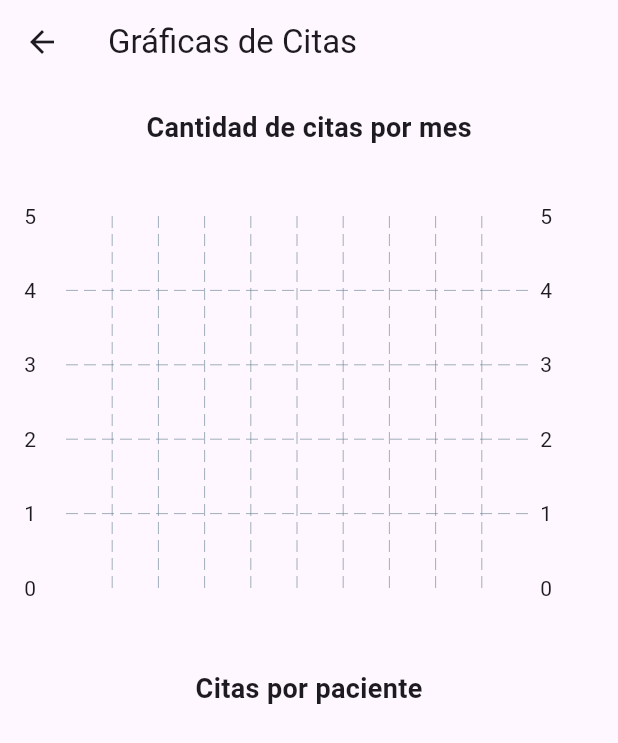
After one commit to Joseph321123/Doctor_Appointment_App, a Flutter app: the GraphicsPage screen opened directly, on a phone screen of 412 x 824 dp. The commit adds this screen. Shown: the top 743 px of the screen. Run offline on Flutter 3.47's test engine with Material 3 defaults, Android fonts, the phone set to English and light mode, and no system bars; drawn by our look-alikes of fl_chart; our stand-ins replace cloud_firestore, firebase_auth, firebase_core; accounts and stored records are empty.

Commit message:
graphics_page separado del dashboard_page

```diff
--- /dev/null
+++ b/doctor_appointment_app/lib/graphics_page.dart
@@ -0,0 +1,223 @@
+// graphics_page.dart
+import 'package:flutter/material.dart';
+import 'package:cloud_firestore/cloud_firestore.dart';
+import 'package:fl_chart/fl_chart.dart';
+import 'package:intl/intl.dart';
+
+class GraphicsPage extends StatefulWidget {
+  const GraphicsPage({super.key});
+
+  @override
+  State<GraphicsPage> createState() => _GraphicsPageState();
+}
+
+class _GraphicsPageState extends State<GraphicsPage> {
+  final FirebaseFirestore _firestore = FirebaseFirestore.instance;
+
+  @override
+  Widget build(BuildContext context) {
+    return Scaffold(
+      appBar: AppBar(title: const Text("Gráficas de Citas")),
+      body: Padding(
+        padding: const EdgeInsets.all(16.0),
+        child: SingleChildScrollView(
+          child: Column(
+            children: [
+              const Text(
+                "Cantidad de citas por mes",
+                style: TextStyle(fontSize: 18, fontWeight: FontWeight.bold),
+              ),
+              const SizedBox(height: 16),
+              _buildBarChart(),
+              const SizedBox(height: 32),
+              const Text(
+                "Citas por paciente",
+                style: TextStyle(fontSize: 18, fontWeight: FontWeight.bold),
+              ),
+              const SizedBox(height: 16),
+              _buildPieChart(),
+            ],
+          ),
+        ),
+      ),
+    );
+  }
+
+  // GRÁFICA DE BARRAS
+  Widget _buildBarChart() {
+    return StreamBuilder<QuerySnapshot>(
+      stream: _firestore.collection('citas').snapshots(),
+      builder: (context, snapshot) {
+        if (!snapshot.hasData) {
+          return const Center(child: CircularProgressIndicator());
+        }
+
+        // Contar citas por mes/año
+        Map<String, int> citasPorMes = {};
+
+        for (var doc in snapshot.data!.docs) {
+          final timestamp = doc['creadoEn'] as Timestamp?;
+          if (timestamp == null) continue;
+          final date = timestamp.toDate();
+          final mesAnio = DateFormat('MMM yyyy').format(date);
+
+          if (citasPorMes.containsKey(mesAnio)) {
+            citasPorMes[mesAnio] = citasPorMes[mesAnio]! + 1;
+          } else {
+            citasPorMes[mesAnio] = 1;
+          }
+        }
+
+        final mesKeys = citasPorMes.keys.toList();
+        final barGroups = <BarChartGroupData>[];
+
+        for (int i = 0; i < mesKeys.length; i++) {
+          barGroups.add(
+            BarChartGroupData(
+              x: i,
+              barRods: [
+                BarChartRodData(
+                  toY: citasPorMes[mesKeys[i]]!.toDouble(),
+                  color: Colors.blue,
+                  width: 20,
+                  borderRadius: BorderRadius.circular(4),
+                ),
+              ],
+            ),
+          );
+        }
+
+        return SizedBox(
+          height: 300,
+          child: BarChart(
+            BarChartData(
+              alignment: BarChartAlignment.spaceAround,
+              maxY: (citasPorMes.values.isEmpty)
+                  ? 5
+                  : (citasPorMes.values.reduce((a, b) => a > b ? a : b) + 2)
+                        .toDouble(),
+              barGroups: barGroups,
+              titlesData: FlTitlesData(
+                leftTitles: AxisTitles(
+                  sideTitles: SideTitles(
+                    showTitles: true,
+                    reservedSize: 28,
+                    getTitlesWidget: (value, meta) {
+                      return Text(value.toInt().toString());
+                    },
+                  ),
+                ),
+                bottomTitles: AxisTitles(
+                  sideTitles: SideTitles(
+                    showTitles: true,
+                    getTitlesWidget: (value, meta) {
+                      final index = value.toInt();
+                      if (index < 0 || index >= mesKeys.length)
+                        return const Text('');
+                      return Text(
+                        mesKeys[index],
+                        style: const TextStyle(fontSize: 10),
+                      );
+                    },
+                  ),
+                ),
+              ),
+              borderData: FlBorderData(show: false),
+            ),
+          ),
+        );
+      },
+    );
+  }
+
+  // GRÁFICA DE PASTEL
+  Widget _buildPieChart() {
+    return StreamBuilder<QuerySnapshot>(
+      stream: _firestore.collection('citas').snapshots(),
+      builder: (context, snapshot) {
+        if (!snapshot.hasData)
+          return const Center(child: CircularProgressIndicator());
+
+        final docs = snapshot.data!.docs;
+
+        return FutureBuilder<List<String>>(
+          future: Future.wait(
+            docs.map((doc) async {
+              String nombre = doc['nombreUsuario'] ?? '';
+
+              // Si nombreUsuario está vacío, buscamos en la colección usuarios
+              if (nombre.isEmpty && doc['userId'] != null) {
+                final userDoc = await _firestore
+                    .collection('usuarios')
+                    .doc(doc['userId'])
+                    .get();
+                nombre = userDoc.data()?['nombre'] ?? 'Sin nombre';
+              }
+
+              return nombre;
+            }).toList(),
+          ),
+          builder: (context, snapshotNombres) {
+            if (!snapshotNombres.hasData)
+              return const Center(child: CircularProgressIndicator());
+
+            Map<String, int> citasPorPaciente = {};
+            final nombres = snapshotNombres.data!;
+
+            for (var nombre in nombres) {
+              if (citasPorPaciente.containsKey(nombre)) {
+                citasPorPaciente[nombre] = citasPorPaciente[nombre]! + 1;
+              } else {
+                citasPorPaciente[nombre] = 1;
+              }
+            }
+
+            final colors = [
+              Colors.blue,
+              Colors.red,
+              Colors.green,
+              Colors.orange,
+              Colors.purple,
+              Colors.brown,
+              Colors.cyan,
+              Colors.pink,
+              Colors.teal,
+              Colors.indigo,
+            ];
+
+            int colorIndex = 0;
+            final sections = <PieChartSectionData>[];
+
+            citasPorPaciente.forEach((nombre, count) {
+              sections.add(
+                PieChartSectionData(
+                  value: count.toDouble(),
+                  title: nombre,
+                  color: colors[colorIndex % colors.length],
+                  radius: 60,
+                  titleStyle: const TextStyle(
+                    fontSize: 12,
+                    fontWeight: FontWeight.bold,
+                    color: Colors.white,
+                  ),
+                ),
+              );
+              colorIndex++;
+            });
+
+            return SizedBox(
+              height: 300,
+              child: PieChart(
+                PieChartData(
+                  sections: sections,
+                  sectionsSpace: 2,
+                  centerSpaceRadius: 40,
+                ),
+              ),
+            );
+          },
+        );
+      },
+    );
+  }
+}
```
Also changed, not shown: doctor_appointment_app/lib/dashboard_page.dart (+36 -11 lines).
